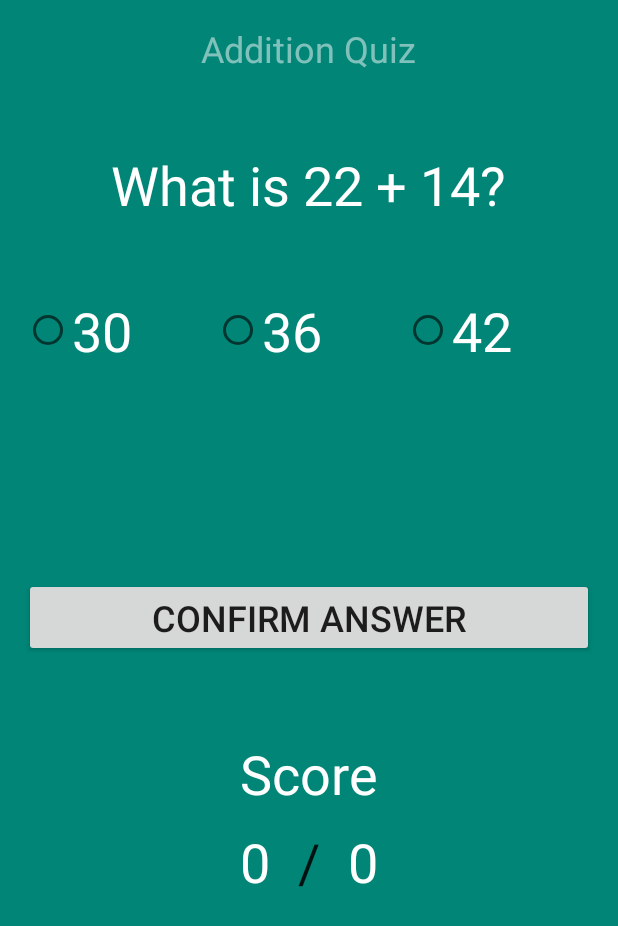
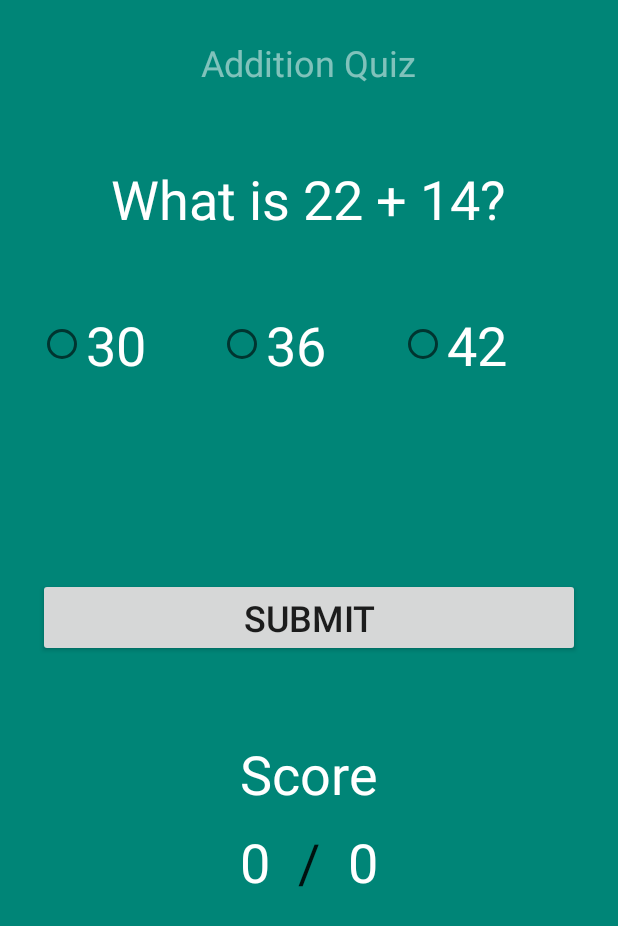
Before and after one commit to datamaximus/Addition-Quiz, an Android app: the screen it shows after launch (AdditionQuizActivity), on a phone screen of 412 x 824 dp. Shown: the top 926 px of the screen. Run offline under Robolectric (Android 15) with nearby library versions, the light colour scheme and no system bars.

```diff
--- a/app/src/main/res/layout/activity_addition_quiz.xml
+++ b/app/src/main/res/layout/activity_addition_quiz.xml
@@ -83,7 +83,7 @@
     <Button
         android:layout_width="match_parent"
         android:layout_height="wrap_content"
-        android:text="Confirm answer"
+        android:text="submit"
         android:id="@+id/submitButton"
         android:textSize="24sp"
         android:layout_centerVertical="true"
--- a/app/src/main/res/values/dimens.xml
+++ b/app/src/main/res/values/dimens.xml
@@ -1,5 +1,5 @@
 <resources>
     <!-- Default screen margins, per the Android Design guidelines. -->
-    <dimen name="activity_horizontal_margin">16dp</dimen>
-    <dimen name="activity_vertical_margin">16dp</dimen>
+    <dimen name="activity_horizontal_margin">25dp</dimen>
+    <dimen name="activity_vertical_margin">25dp</dimen>
 </resources>
```
Also changed, not shown: app/src/main/res/mipmap-hdpi/ic_launcher.png, app/src/main/res/mipmap-mdpi/ic_launcher.png, app/src/main/res/mipmap-xhdpi/ic_launcher.png, app/src/main/res/mipmap-xxhdpi/ic_launcher.png, app/src/main/res/mipmap-xxxhdpi/ic_launcher.png.
